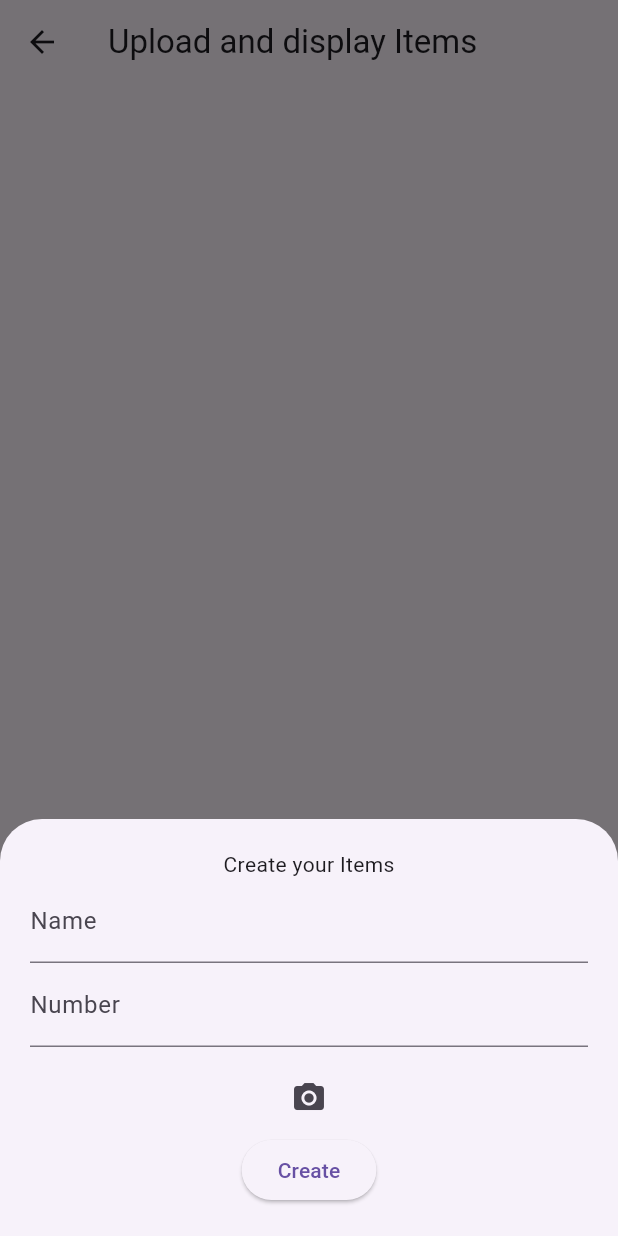
After one commit to samuketema/BetLink, a Flutter app: the UploadImageAndMore screen opened by its route, after a tap on the "add" icon, on a phone screen of 412 x 824 dp. The commit adds this screen. Run offline on Flutter 3.47's test engine with Material 3 defaults, Android fonts, the phone set to English and light mode, and no system bars; our stand-ins replace animated_text_kit, carousel_slider, cloud_firestore, firebase_auth, firebase_core, firebase_storage and 2 more; accounts and stored records are empty.

Commit message:
New Update.

```diff
--- a/lib/main.dart
+++ b/lib/main.dart
@@ -9,6 +9,7 @@ import 'package:flutter/material.dart';
 import '../firebase_options.dart';
 import 'pages/root.dart';
 import 'theme/color.dart';
+import 'widgets/image_upload.dart';
 
 void main() async{
   WidgetsFlutterBinding.ensureInitialized();
@@ -33,7 +34,8 @@ class MyApp extends StatelessWidget {
         RegistrationScreen.id : (context) => RegistrationScreen(),
        LoginScreen.id : (context) => LoginScreen(),
        DashboardScreen.id : (context) => DashboardScreen(),
-       AddProperty.id: (context)=> AddProperty()
+       AddProperty.id: (context)=> AddProperty(),
+      UploadImageAndMore.id : (context)=> UploadImageAndMore()
       },
     );
   }
--- a/lib/pages/root.dart
+++ b/lib/pages/root.dart
@@ -1,6 +1,6 @@
 import 'package:betlink/pages/dashboard.dart';
+import 'package:betlink/pages/settings.dart';
 import 'package:flutter/material.dart';
-import '../pages/add_property.dart';
 import '../pages/explore.dart';
 import '../theme/color.dart';
 import '../widgets/bottombar_item.dart';
@@ -44,7 +44,7 @@ class _RootAppState extends State<RootApp> {
     {
       "icon": Icons.settings_outlined,
       "active_icon": Icons.settings_rounded,
-      "page": HomePage(),
+      "page": SettingsScreen(),
     },
   ];
 
--- a/lib/widgets/custom_image.dart
+++ b/lib/widgets/custom_image.dart
@@ -41,7 +41,7 @@ class CustomImage extends StatelessWidget {
           ),
         ],
         image: DecorationImage(
-          image: AssetImage(name),
+          image: NetworkImage(name),
           fit: BoxFit.cover,
         ),
       ),
--- /dev/null
+++ b/lib/widgets/image_upload.dart
@@ -0,0 +1,195 @@
+import 'dart:io';
+
+import 'package:cloud_firestore/cloud_firestore.dart';
+import 'package:firebase_storage/firebase_storage.dart';
+import 'package:flutter/material.dart';
+import 'package:image_picker/image_picker.dart';
+
+class UploadImageAndMore extends StatefulWidget {
+  static const String id = 'upload_image';
+  const UploadImageAndMore({super.key});
+
+  @override
+  State<UploadImageAndMore> createState() => _UploadImageAndMoreState();
+}
+
+class _UploadImageAndMoreState extends State<UploadImageAndMore> {
+  // text fiedl controller
+  final TextEditingController _nameController = TextEditingController();
+  final TextEditingController _numberController = TextEditingController();
+
+  final CollectionReference _items =
+      FirebaseFirestore.instance.collection("Upload_Items");
+  // collection name must be same as firebase collection name
+
+  String imageUrl = '';
+
+  Future<void> _create([DocumentSnapshot? documentSnapshot]) async {
+    await showModalBottomSheet(
+        isScrollControlled: true,
+        context: context,
+        builder: (BuildContext ctx) {
+          return Padding(
+            padding: EdgeInsets.only(
+                top: 20,
+                right: 20,
+                left: 20,
+                bottom: MediaQuery.of(ctx).viewInsets.bottom + 20),
+            child: Column(
+              mainAxisSize: MainAxisSize.min,
+              crossAxisAlignment: CrossAxisAlignment.start,
+              children: [
+                const Center(
+                  child: Text("Create your Items"),
+                ),
+                TextField(
+                  controller: _nameController,
+                  decoration: const InputDecoration(
+                      labelText: 'Name', hintText: 'eg Elon'),
+                ),
+                TextField(
+                  controller: _numberController,
+                  decoration: const InputDecoration(
+                      labelText: 'Number', hintText: 'eg 10'),
+                ),
+                const SizedBox(
+                  height: 10,
+                ),
+                Center(
+                    child: IconButton(
+                        onPressed: () async {
+                          // add the package image_picker
+                          final file = await ImagePicker()
+                              .pickImage(source: ImageSource.gallery);
+                          if (file == null) return;
+
+                          String fileName =
+                              DateTime.now().microsecondsSinceEpoch.toString();
+
+                          // Get the reference to storage root
+                          // We create the image folder first and insider folder we upload the image
+                          Reference referenceRoot =
+                              FirebaseStorage.instance.ref();
+                          Reference referenceDireImages =
+                              referenceRoot.child('images');
+
+                          // we have creata reference for the image to be stored
+                          Reference referenceImageaToUpload =
+                              referenceDireImages.child(fileName);
+
+                          // For errors handled and/or success
+                          try {
+                            await referenceImageaToUpload
+                                .putFile(File(file.path));
+
+                            // We have successfully upload the image now
+                            // make this upload image link in firebase database
+
+                            imageUrl =
+                                await referenceImageaToUpload.getDownloadURL();
+                          } catch (error) {
+                            //some error
+                          }
+                        },
+                        icon: const Icon(Icons.camera_alt))),
+                Center(
+                    child: ElevatedButton(
+                        onPressed: () async {
+                          if (imageUrl.isEmpty) {
+                            ScaffoldMessenger.of(context).showSnackBar(
+                                const SnackBar(
+                                    content: Text(
+                                        "Please select and upload image")));
+                            return;
+                          }
+                          final String name = _nameController.text;
+                          final int? number =
+                              int.tryParse(_numberController.text);
+                          if (number != null) {
+                            await _items.add({
+                              // Add items in you firebase firestore
+                              "name": name,
+                              "number": number,
+                              "image": imageUrl,
+                            });
+                            _nameController.text = '';
+                            _numberController.text = '';
+                            Navigator.of(context).pop();
+                          }
+                        },
+                        child: const Text('Create')))
+              ],
+            ),
+          );
+        });
+  }
+
+  late Stream<QuerySnapshot> _stream;
+  @override
+  void initState() {
+    super.initState();
+    _stream = FirebaseFirestore.instance.collection('Upload_Items').snapshots();
+  }
+
+  @override
+  Widget build(BuildContext context) {
+    return Scaffold(
+      appBar: AppBar(
+        title: const Text("Upload and display Items"),
+      ),
+      body: StreamBuilder<QuerySnapshot>(
+          stream: _stream,
+          builder: (BuildContext context, AsyncSnapshot snapshot) {
+            if (snapshot.hasError) {
+              return Center(
+                child: Text("Some error occured${snapshot.error}"),
+              );
+            }
+            // Now , Cheeck if datea arrived?
+            if (snapshot.hasData) {
+              QuerySnapshot querySnapshot = snapshot.data;
+              List<QueryDocumentSnapshot> document = querySnapshot.docs;
+
+              // We need to Convert your documnets to Maps to display
+              List<Map> items = document.map((e) => e.data() as Map).toList();
+
+              //At Last, Display the list of items
+              return ListView.builder(
+                  itemCount: items.length,
+                  itemBuilder: (BuildContext context, int index) {
+                    Map thisItems = items[index];
+                    return ListTile(
+                        title: Text(
+                          "${thisItems['name']}",
+                          style: const TextStyle(
+                              fontWeight: FontWeight.bold, fontSize: 17),
+                        ),
+                        subtitle: Text("${thisItems['number']}"),
+                        leading: CircleAvatar(
+                          radius: 27,
+                          child: thisItems.containsKey('image')
+                              ? ClipOval(
+                                  child: Image.network(
+                                    "${thisItems['image']}",
+                                    fit: BoxFit.cover,
+                                    height: 70,
+                                    width: 70,
+                                  ),
+                                )
+                              : const CircleAvatar(),
+                        ));
+                  });
+            }
+            return const Center(
+              child: CircularProgressIndicator(),
+            );
+          }),
+      floatingActionButton: FloatingActionButton(
+        onPressed: () {
+          _create();
+        },
+        child: const Icon(Icons.add),
+      ),
+    );
+  }
+}
--- a/lib/widgets/property_item.dart
+++ b/lib/widgets/property_item.dart
@@ -1,6 +1,5 @@
 import 'package:flutter/material.dart';
 import '../theme/color.dart';
-
 import 'custom_image.dart';
 import 'icon_box.dart';
 
```
Also changed, not shown: lib/pages/add_property.dart (+62 -27 lines), lib/pages/login.dart (+37 -15 lines), lib/pages/registration.dart (+13 -0 lines), 5 other files.
